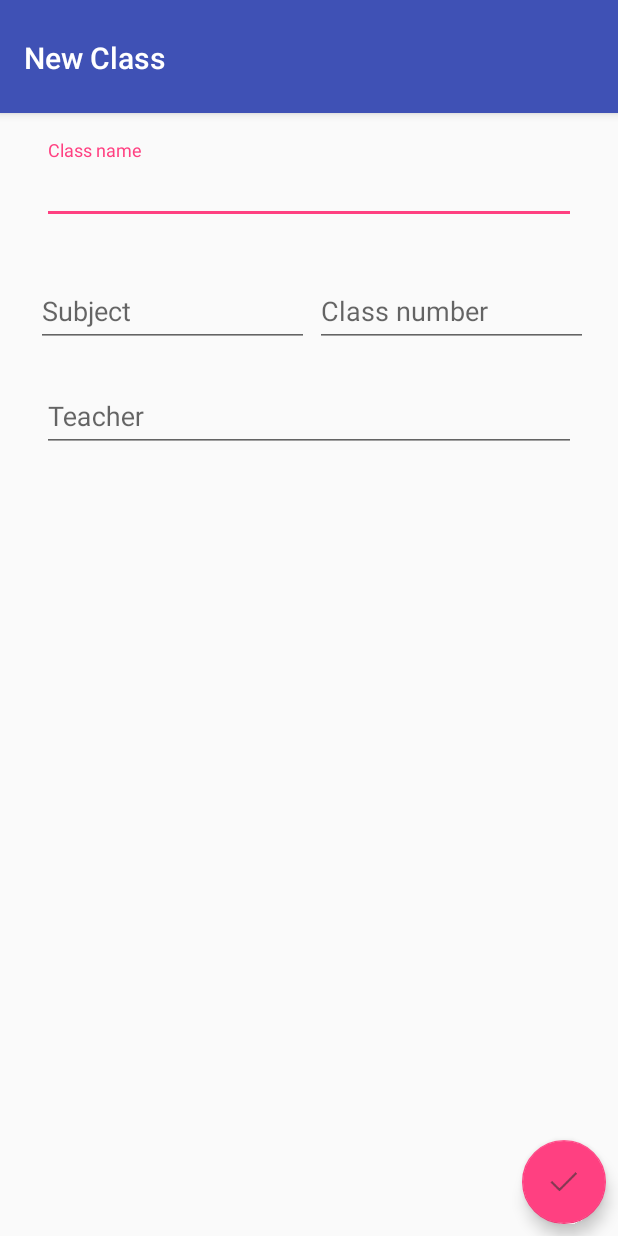
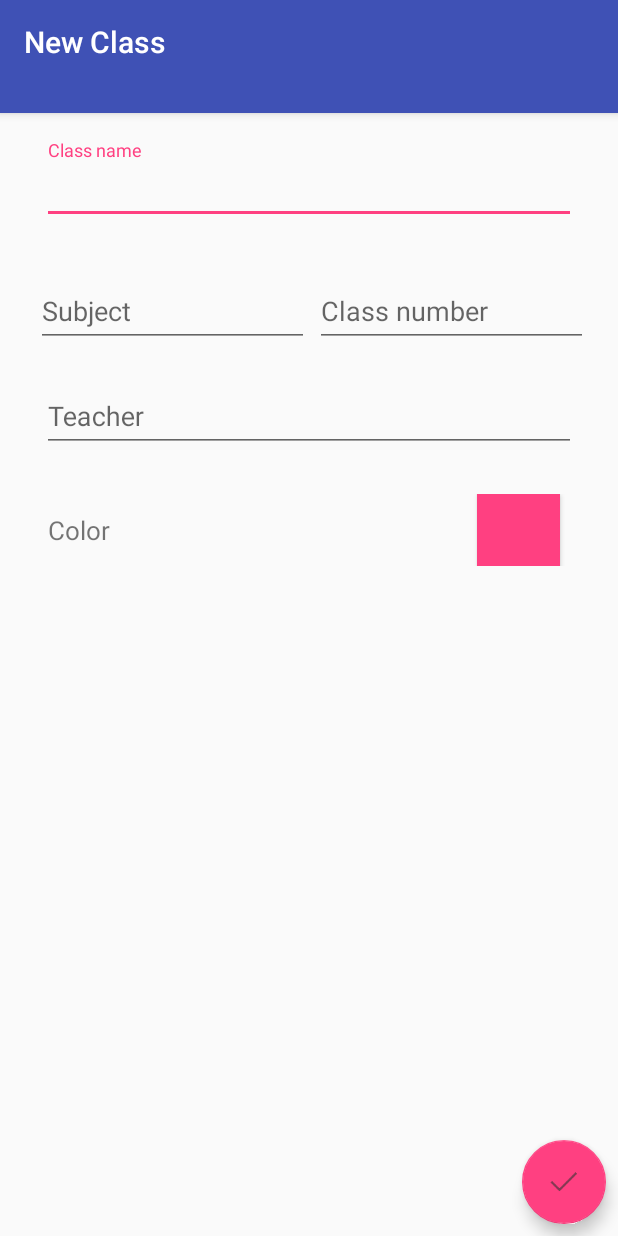
Before and after one commit to krishnakandula/Schedulr, an Android app: the AddClassActivity screen opened directly, with no data from a screen before it, on a phone screen of 412 x 824 dp. Run offline under Robolectric (Android 15) with nearby library versions, the phone set to English and light mode, and no system bars; our stand-ins replace ButterKnife.

Commit message:
Added color picker dialog

```diff
--- a/app/src/main/java/com/silver/krish/schedulr/Adapters/TasksAdapter.java
+++ b/app/src/main/java/com/silver/krish/schedulr/Adapters/TasksAdapter.java
@@ -57,7 +57,6 @@ public class TasksAdapter extends RecyclerView.Adapter<TasksAdapter.ViewHolder>
 		@BindView(R.id.assignment_list_item_cardview) CardView cardView;
 
 		private Assignment mAssignment;
-
 		public ViewHolder(View itemView) {
 			super(itemView);
 			ButterKnife.bind(this, itemView);
@@ -104,12 +103,14 @@ public class TasksAdapter extends RecyclerView.Adapter<TasksAdapter.ViewHolder>
 
 		@Override
 		public boolean onLongClick(View view) {
-			return false;
+			mTaskClickedListener.onLongClicked(mAssignment, getAdapterPosition());
+			return true;
 		}
 	}
 
 	public interface OnTaskClickedListener{
 		void onTaskClicked(Assignment assignment);
+		void onLongClicked(Assignment assignment, int position);
 	}
 
 	private static int getRandomInteger(int min, int max){
--- a/app/src/main/java/com/silver/krish/schedulr/Controllers/AssignmentController.java
+++ b/app/src/main/java/com/silver/krish/schedulr/Controllers/AssignmentController.java
@@ -10,6 +10,7 @@ import java.util.Iterator;
 import java.util.List;
 
 import io.realm.Realm;
+import io.realm.RealmList;
 import io.realm.RealmResults;
 
 /**
@@ -44,7 +45,6 @@ public class AssignmentController {
 			assignmentList = mRealm.copyFromRealm(realmResults);
 		}
 		mRealm.commitTransaction();
-//		Log.v(LOG_TAG, assignmentList.toString());
 	}
 
 	public boolean addAssignment(Assignment assignment){
@@ -78,7 +78,6 @@ public class AssignmentController {
 				it.remove();
 			}
 		}
-
 		//Remove assignment from DB
 		Realm mRealm = Realm.getDefaultInstance();
 		Assignment a = mRealm.where(Assignment.class).equalTo("assignmentId", assignment.getAssignmentId()).findFirst();
--- a/app/src/main/java/com/silver/krish/schedulr/Controllers/ClassController.java
+++ b/app/src/main/java/com/silver/krish/schedulr/Controllers/ClassController.java
@@ -110,6 +110,8 @@ public class ClassController {
 			mRealm.cancelTransaction();
 			return false;
 		}
+
+		//TODO: Delete assignments related to this class
 	}
 
 	public List<Class> getClassList(){
--- a/app/src/main/java/com/silver/krish/schedulr/EditClassActivity.java
+++ b/app/src/main/java/com/silver/krish/schedulr/EditClassActivity.java
@@ -38,6 +38,7 @@ public class EditClassActivity extends AppCompatActivity {
 		super.onCreate(savedInstanceState);
 		setContentView(R.layout.activity_add_class);
 		mUnbinder = ButterKnife.bind(this);
+		setSupportActionBar(mToolbar);
 		getClassFromIntent();
 		setViewNames();
 	}
--- a/app/src/main/java/com/silver/krish/schedulr/Fragments/AssignmentsFragment.java
+++ b/app/src/main/java/com/silver/krish/schedulr/Fragments/AssignmentsFragment.java
@@ -72,4 +72,9 @@ public class AssignmentsFragment extends Fragment implements TasksAdapter.OnTask
 				Snackbar.LENGTH_SHORT);
 		snackbar.show();
 	}
+
+	@Override
+	public void onLongClicked(Assignment assignment, int position) {
+
+	}
 }
--- a/app/src/main/java/com/silver/krish/schedulr/Fragments/ClassFragment.java
+++ b/app/src/main/java/com/silver/krish/schedulr/Fragments/ClassFragment.java
@@ -146,7 +146,6 @@ public class ClassFragment extends Fragment {
 				classItemViewIsSelected = false;
 				mClassItemSelectedListener.onClassItemSelected(false);
 			} else {
-				//TODO:Open class detail activity
 				Intent intent = new Intent(getContext(), ClassDetailActivity.class);
 				intent.putExtra(CLICKED_CLASS_SBJ_KEY, c.getSubject());
 				intent.putExtra(CLICKED_CLASS_NUM_KEY, c.getClassNumber());
--- a/app/src/main/res/layout/activity_add_class.xml
+++ b/app/src/main/res/layout/activity_add_class.xml
@@ -14,9 +14,7 @@
                 <android.support.v7.widget.Toolbar
                     android:id="@+id/add_class_activity_toolbar"
                     android:layout_width="match_parent"
-                    android:layout_height="?attr/actionBarSize"
-                    android:layout_gravity="bottom"
-                    android:gravity="bottom">
+                    android:layout_height="?attr/actionBarSize">
                 </android.support.v7.widget.Toolbar>
         </android.support.design.widget.AppBarLayout>
         <android.support.v4.widget.NestedScrollView
@@ -48,7 +46,7 @@
                             android:layout_width="0dp"
                             android:layout_height="wrap_content"
                             android:layout_marginBottom="4dp"
-                            android:layout_marginLeft="4dp"
+                            android:layout_marginStart="4dp"
                             android:layout_weight="50">
                             <android.support.design.widget.TextInputEditText
                                 android:layout_width="match_parent"
@@ -78,6 +76,29 @@
                             android:id="@+id/add_class_activity_teacher_edit_text"
                             android:hint="@string/add_class_teacher_hint"/>
                     </android.support.design.widget.TextInputLayout>
+                <LinearLayout
+                    android:layout_width="match_parent"
+                    android:layout_height="wrap_content"
+                    android:orientation="horizontal"
+                    android:layout_marginTop="@dimen/edit_text_input_margin"
+                    android:layout_marginLeft="@dimen/edit_text_input_margin"
+                    android:layout_marginRight="@dimen/edit_text_input_margin"
+                    android:gravity="center_vertical"
+                    android:weightSum="100">
+                    <TextView
+                        android:layout_width="0dp"
+                        android:layout_height="wrap_content"
+                        android:text="Color"
+                        android:textSize="17sp"
+                        android:padding="8dp"
+                        android:layout_marginStart="4dp"
+                        android:layout_weight="80"/>
+                    <Button
+                        android:layout_width="0dp"
+                        android:layout_height="wrap_content"
+                        android:layout_weight="15"
+                        android:background="@color/colorAccent"/>
+                </LinearLayout>
             </LinearLayout>
         </android.support.v4.widget.NestedScrollView>
         <android.support.design.widget.FloatingActionButton
--- a/build.gradle
+++ b/build.gradle
@@ -5,7 +5,7 @@ buildscript {
         jcenter()
     }
     dependencies {
-        classpath 'com.android.tools.build:gradle:2.2.0'
+        classpath 'com.android.tools.build:gradle:2.2.1'
         classpath 'com.neenbedankt.gradle.plugins:android-apt:1.8'
         classpath "io.realm:realm-gradle-plugin:1.2.0"
         // NOTE: Do not place your application dependencies here; they belong
```
Also changed, not shown: app/src/main/java/com/silver/krish/schedulr/ClassDetailActivity.java (+19 -4 lines), app/src/main/java/com/silver/krish/schedulr/Dialogs/ColorPickerDialog.java (added, +34 -0 lines).
